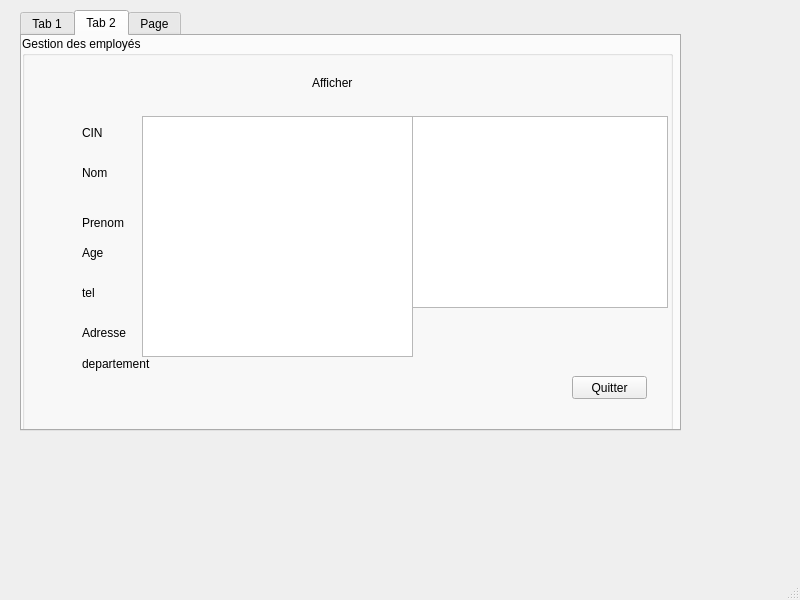
First picture: the form in mainwindow.ui, repository houas6/Smart-Recruit-help-center, before the edit.
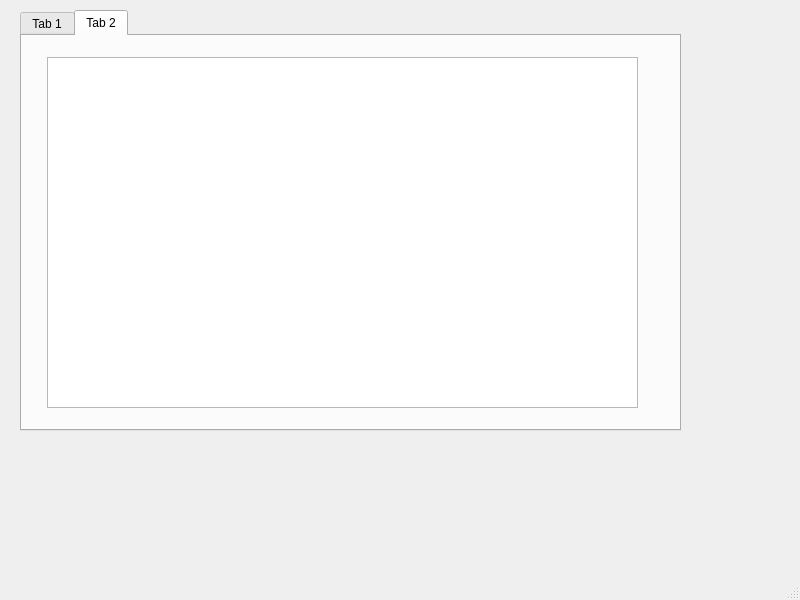
Second picture: the form after the edit. The open tabs and pages were chosen to show the change.

Commit message: 5th commit(without controle de saisie)

The edit to the form file:
```diff
--- a/mainwindow.ui
+++ b/mainwindow.ui
@@ -368,174 +368,13 @@
      <attribute name="title">
       <string>Tab 2</string>
      </attribute>
-     <widget class="QGroupBox" name="tableview">
-      <property name="geometry">
-       <rect>
-        <x>0</x>
-        <y>0</y>
-        <width>651</width>
-        <height>401</height>
-       </rect>
-      </property>
-      <property name="autoFillBackground">
-       <bool>false</bool>
-      </property>
-      <property name="styleSheet">
-       <string notr="true"/>
-      </property>
-      <property name="title">
-       <string>Gestion des employés</string>
-      </property>
-      <widget class="QPushButton" name="pushButton_16">
-       <property name="geometry">
-        <rect>
-         <x>550</x>
-         <y>340</y>
-         <width>75</width>
-         <height>23</height>
-        </rect>
-       </property>
-       <property name="text">
-        <string>Quitter</string>
-       </property>
-      </widget>
-      <widget class="QLabel" name="label_2">
-       <property name="geometry">
-        <rect>
-         <x>60</x>
-         <y>90</y>
-         <width>47</width>
-         <height>14</height>
-        </rect>
-       </property>
-       <property name="text">
-        <string>CIN</string>
-       </property>
-      </widget>
-      <widget class="QLabel" name="label_3">
-       <property name="geometry">
-        <rect>
-         <x>60</x>
-         <y>130</y>
-         <width>47</width>
-         <height>14</height>
-        </rect>
-       </property>
-       <property name="text">
-        <string>Nom</string>
-       </property>
-      </widget>
-      <widget class="QLabel" name="label_4">
-       <property name="geometry">
-        <rect>
-         <x>60</x>
-         <y>180</y>
-         <width>47</width>
-         <height>14</height>
-        </rect>
-       </property>
-       <property name="text">
-        <string>Prenom</string>
-       </property>
-      </widget>
-      <widget class="QLabel" name="label_5">
-       <property name="geometry">
-        <rect>
-         <x>290</x>
-         <y>40</y>
-         <width>47</width>
-         <height>14</height>
-        </rect>
-       </property>
-       <property name="text">
-        <string>Afficher</string>
-       </property>
-      </widget>
-      <widget class="QLabel" name="label">
-       <property name="geometry">
-        <rect>
-         <x>60</x>
-         <y>210</y>
-         <width>47</width>
-         <height>14</height>
-        </rect>
-       </property>
-       <property name="text">
-        <string>Age</string>
-       </property>
-      </widget>
-      <widget class="QLabel" name="label_15">
-       <property name="geometry">
-        <rect>
-         <x>60</x>
-         <y>250</y>
-         <width>47</width>
-         <height>14</height>
-        </rect>
-       </property>
-       <property name="text">
-        <string>tel</string>
-       </property>
-      </widget>
-      <widget class="QLabel" name="label_16">
-       <property name="geometry">
-        <rect>
-         <x>60</x>
-         <y>290</y>
-         <width>47</width>
-         <height>14</height>
-        </rect>
-       </property>
-       <property name="text">
-        <string>Adresse</string>
-       </property>
-      </widget>
-      <widget class="QLabel" name="label_19">
-       <property name="geometry">
-        <rect>
-         <x>60</x>
-         <y>320</y>
-         <width>71</width>
-         <height>16</height>
-        </rect>
-       </property>
-       <property name="text">
-        <string>departement</string>
-       </property>
-      </widget>
-      <widget class="QListWidget" name="tabemploye">
-       <property name="geometry">
-        <rect>
-         <x>120</x>
-         <y>80</y>
-         <width>271</width>
-         <height>241</height>
-        </rect>
-       </property>
-      </widget>
-      <widget class="QTableView" name="tableView">
-       <property name="geometry">
-        <rect>
-         <x>390</x>
-         <y>80</y>
-         <width>256</width>
-         <height>192</height>
-        </rect>
-       </property>
-      </widget>
-     </widget>
-    </widget>
-    <widget class="QWidget" name="tab_3">
-     <attribute name="title">
-      <string>Page</string>
-     </attribute>
      <widget class="QTableView" name="tableView_2">
       <property name="geometry">
        <rect>
-        <x>250</x>
-        <y>50</y>
-        <width>256</width>
-        <height>192</height>
+        <x>25</x>
+        <y>21</y>
+        <width>591</width>
+        <height>351</height>
        </rect>
       </property>
      </widget>
```
Left out of the diff: 2 changed lines with no effect on the pictures. The commit also changes 2 other files.
